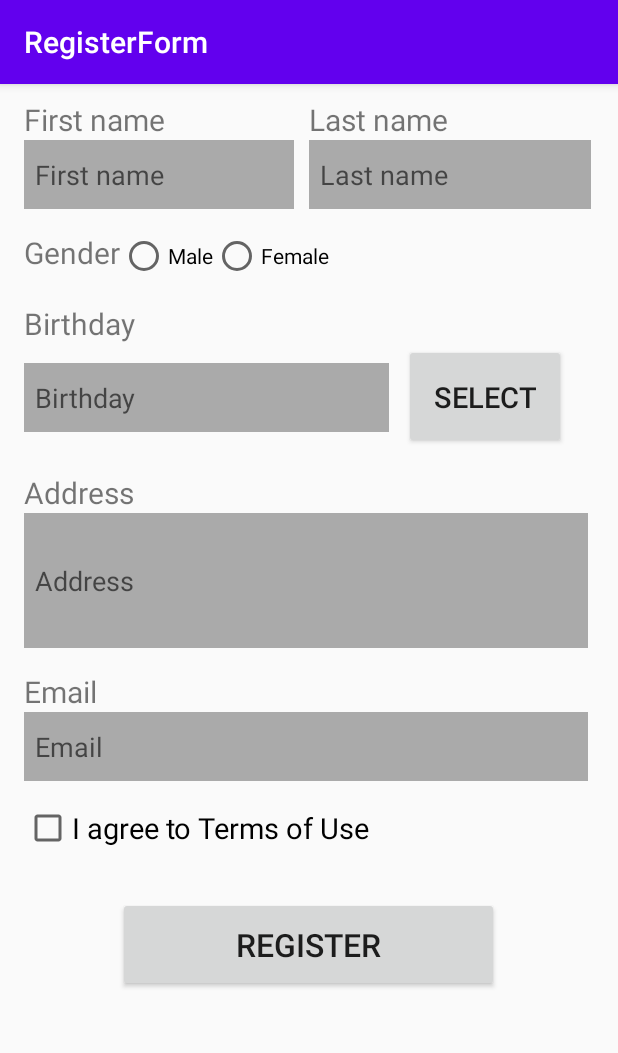
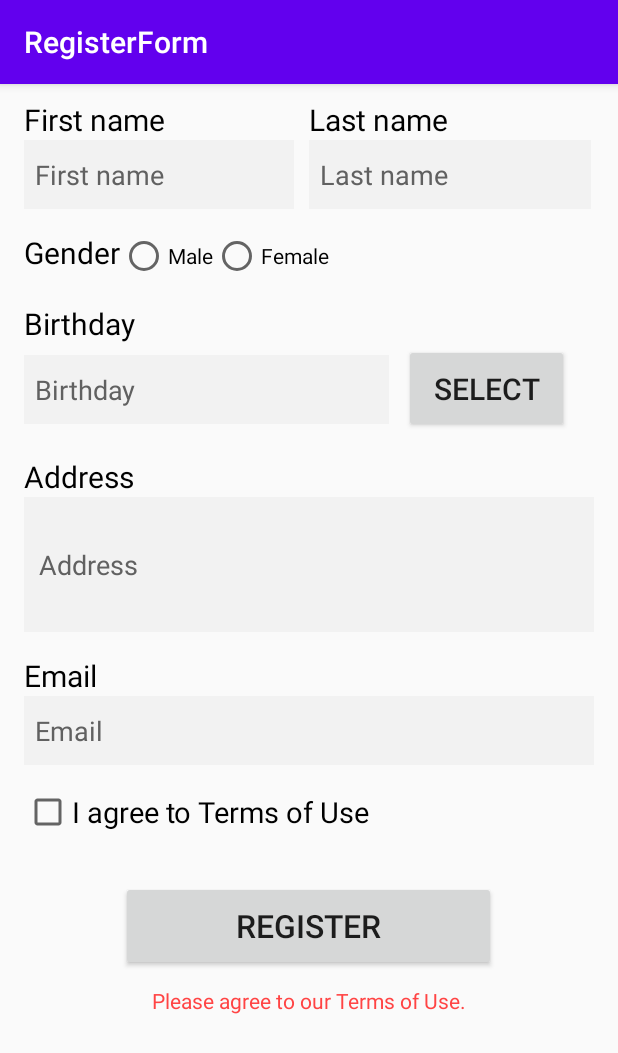
Before and after one commit to QuizGOD/Form, an Android app: the screen it shows after launch (MainActivity), after a tap on "REGISTER", on a phone screen of 412 x 824 dp. Shown: the top 1053 px of the screen. Run offline under Robolectric (Android 15) with nearby library versions, the phone set to English and light mode, and no system bars.

Commit message:
Add function to Register Button and Fix color and size !

```diff
--- a/app/src/main/java/com/example/registerform/MainActivity.java
+++ b/app/src/main/java/com/example/registerform/MainActivity.java
@@ -3,6 +3,7 @@ package com.example.registerform;
 import androidx.appcompat.app.AppCompatActivity;
 
 import android.app.DatePickerDialog;
+import android.graphics.Color;
 import android.os.Bundle;
 import android.view.View;
 import android.view.ViewGroup;
@@ -10,6 +11,7 @@ import android.widget.Button;
 import android.widget.CheckBox;
 import android.widget.DatePicker;
 import android.widget.EditText;
+import android.widget.RadioButton;
 import android.widget.RadioGroup;
 import android.widget.TextView;
 
@@ -23,11 +25,22 @@ public class MainActivity extends AppCompatActivity implements View.OnClickListe
 
     Button bBirthday_select, bRegister;
 
-    RadioGroup radio_group_gender;
+    RadioGroup radGroup_gender;
 
     CheckBox checkBox;
 
     TextView tView_register_status;
+
+    RadioButton radButton_male, radButton_female;
+    EditText[] eText_list;
+
+    String respondStr;
+
+    final Calendar cldr = Calendar.getInstance();
+
+    int day = cldr.get(Calendar.DAY_OF_MONTH);
+    int month = cldr.get(Calendar.MONTH);
+    int year = cldr.get(Calendar.YEAR);
 
     @Override
     protected void onCreate(Bundle savedInstanceState)
@@ -41,13 +54,24 @@ public class MainActivity extends AppCompatActivity implements View.OnClickListe
         eText_address = findViewById(R.id.address);
         eText_email = findViewById(R.id.email);
 
+        eText_list = new EditText[]{
+                eText_first_name,
+                eText_last_name,
+                eText_birthday,
+                eText_address,
+                eText_email
+        };
+
+
         bBirthday_select = findViewById(R.id.birthday_select);
         bBirthday_select.setOnClickListener(this);
 
         bRegister = findViewById(R.id.register);
         bRegister.setOnClickListener(this);
 
-        radio_group_gender = findViewById(R.id.radio_group_gender);
+        radGroup_gender = findViewById(R.id.radio_group_gender);
+        radButton_female = findViewById(R.id.radio_btn_female);
+        radButton_male = findViewById(R.id.radio_btn_male);
 
         checkBox = findViewById(R.id.checkbox);
 
@@ -57,37 +81,45 @@ public class MainActivity extends AppCompatActivity implements View.OnClickListe
     @Override
     public void onClick(View view)
     {
-        final Calendar cldr = Calendar.getInstance();
-        int day = cldr.get(Calendar.DAY_OF_MONTH);
-        int month = cldr.get(Calendar.MONTH);
-        int year = cldr.get(Calendar.YEAR);
-        System.out.println(view.getId());
         switch (view.getId())
         {
             case R.id.register:
-                ArrayList<String> unfilled_EditText_list = new ArrayList<>();
+                String respond = "Missing: ";
+                String field_value;
 
-//                Get all EditText in current layout
-                ViewGroup container = (ViewGroup) findViewById(R.id.container);
-
-                for (int i = 0; i < container.getChildCount(); i++)
+                if (!checkBox.isChecked())
                 {
-                    View child_view = container.getChildAt(i);
-
-//                    Filter out all EditText type
-                    if (child_view instanceof EditText)
+                    respond = "Please agree to our Terms of Use.";
+                }
+                else if (radGroup_gender.getCheckedRadioButtonId() == -1)
+                {
+                    respond = "Please select your gender.";
+                }
+                else
+                {
+                    for (EditText current_EditText : eText_list)
                     {
-                        unfilled_EditText_list.add((String) ((EditText) child_view).getHint());
+                        field_value = current_EditText.getText().toString();
+                        if (field_value.isEmpty())
+                        {
+                            respond += String.format("%s, ", current_EditText.getHint());
+                        }
+                    }
+//                    Remove the last comma + space
+                    if ((respond != null) && (respond.length() > 0))
+                    {
+                        respond = respond.substring(0, respond.length() - 2);
                     }
                 }
-//                Check if there is any unfilled EditText
-                if (!unfilled_EditText_list.isEmpty())
+
+                if (respond.equals("Missing"))
                 {
-                    String missing_fields = Arrays.toString(unfilled_EditText_list.toArray());
-                    tView_register_status.setText(
-                            String.format("Missing fields: %s", missing_fields)
-                    );
+                    tView_register_status.setTextColor(Color.parseColor("#0abab5"));
+                    tView_register_status.setTextSize(20);
+                    respond = "Successfully register!";
                 }
+
+                tView_register_status.setText(respond);
                 break;
 
             case R.id.birthday_select:
@@ -95,7 +127,8 @@ public class MainActivity extends AppCompatActivity implements View.OnClickListe
                 DatePickerDialog datePicker = new DatePickerDialog(MainActivity.this,
                         new DatePickerDialog.OnDateSetListener() {
                             @Override
-                            public void onDateSet(DatePicker view, int year, int monthOfYear, int dayOfMonth) {
+                            public void onDateSet(DatePicker view, int year, int monthOfYear, int dayOfMonth)
+                            {
                                 eText_birthday.setText(dayOfMonth + "/" + (monthOfYear + 1) + "/" + year);
                             }
                         }, year, month, day);
--- a/app/src/main/res/layout/activity_main.xml
+++ b/app/src/main/res/layout/activity_main.xml
@@ -25,6 +25,7 @@
                 android:layout_width="wrap_content"
                 android:layout_height="wrap_content"
                 android:text="@string/first_name"
+                android:textColor="@android:color/black"
                 android:textSize="20sp"
                 />
 
@@ -34,13 +35,13 @@
                 android:layout_height="46dp"
                 android:layout_marginEnd="10dp"
                 android:layout_marginRight="10dp"
-                android:background="@android:color/darker_gray"
+                android:background="@color/antiflashwhite"
                 android:hint="@string/first_name"
+                android:textColorHint="@color/granitegrey"
                 android:importantForAutofill="no"
                 android:inputType="text"
                 android:padding="7dp"
-                android:text=""
-                />
+                android:text="" />
         </LinearLayout>
 
         <LinearLayout
@@ -53,15 +54,16 @@
                 android:layout_width="wrap_content"
                 android:layout_height="wrap_content"
                 android:text="@string/last_name"
+                android:textColor="@android:color/black"
                 android:textSize="20sp"
                 />
 
             <EditText
                 android:id="@+id/last_name"
                 android:layout_width="188dp"
-
                 android:layout_height="46dp"
-                android:background="@android:color/darker_gray"
+                android:textColorHint="@color/granitegrey"
+                android:background="@color/antiflashwhite"
                 android:hint="@string/last_name"
                 android:importantForAutofill="no"
                 android:inputType="text"
@@ -82,8 +84,8 @@
             android:layout_width="wrap_content"
             android:layout_height="wrap_content"
             android:text="@string/gender"
-            android:textSize="20sp"
-            />
+            android:textColor="@android:color/black"
+            android:textSize="20sp" />
 
         <RadioGroup
             android:id="@+id/radio_group_gender"
@@ -96,10 +98,9 @@
             <RadioButton
                 android:id="@+id/radio_btn_male"
                 android:layout_width="wrap_content"
-                android:layout_height="wrap_content"
+                android:layout_height="match_parent"
                 android:checked="false"
-                android:text="@string/male"
-                />
+                android:text="@string/male" />
 
             <RadioButton
                 android:id="@+id/radio_btn_female"
@@ -121,6 +122,7 @@
             android:layout_width="wrap_content"
             android:layout_height="wrap_content"
             android:text="@string/birthday"
+            android:textColor="@android:color/black"
             android:textSize="20sp"
             />
 
@@ -136,7 +138,8 @@
                 android:layout_height="46dp"
                 android:layout_marginEnd="10dp"
                 android:layout_marginRight="10dp"
-                android:background="@android:color/darker_gray"
+                android:textColorHint="@color/granitegrey"
+                android:background="@color/antiflashwhite"
                 android:hint="@string/birthday"
                 android:importantForAutofill="no"
                 android:inputType="date"
@@ -146,12 +149,10 @@
 
             <Button
                 android:id="@+id/birthday_select"
-                android:layout_width="108dp"
-                android:layout_height="70dp"
+                android:layout_width="110dp"
+                android:layout_height="59dp"
                 android:text="@string/select"
-                android:textSize="19sp"
-                android:onClick="setDate"
-                />
+                android:textSize="20sp" />
         </LinearLayout>
 
     </LinearLayout>
@@ -166,21 +167,22 @@
         <TextView
             android:layout_width="wrap_content"
             android:layout_height="wrap_content"
+            android:textColor="@android:color/black"
             android:text="@string/address"
             android:textSize="20sp"
             />
 
         <EditText
             android:id="@+id/address"
-            android:layout_width="376dp"
+            android:layout_width="380dp"
             android:layout_height="90dp"
-            android:background="@android:color/darker_gray"
+            android:background="@color/antiflashwhite"
             android:hint="@string/address"
+            android:textColorHint="@color/granitegrey"
             android:importantForAutofill="no"
             android:inputType="text"
-            android:padding="7dp"
-            android:text=""
-            />
+            android:padding="10dp"
+            android:text="" />
     </LinearLayout>
 
     <LinearLayout
@@ -194,20 +196,21 @@
             android:layout_width="wrap_content"
             android:layout_height="wrap_content"
             android:text="@string/email"
+            android:textColor="@android:color/black"
             android:textSize="20sp"
             />
 
         <EditText
             android:id="@+id/email"
-            android:layout_width="376dp"
+            android:layout_width="380dp"
             android:layout_height="46dp"
-            android:background="@android:color/darker_gray"
+            android:background="@color/antiflashwhite"
             android:hint="@string/email"
             android:importantForAutofill="no"
             android:inputType="textEmailAddress"
+            android:textColorHint="@color/granitegrey"
             android:padding="7dp"
-            android:text=""
-            />
+            android:text="" />
     </LinearLayout>
 
     <CheckBox
@@ -225,23 +228,22 @@
         android:layout_width="match_parent"
         android:layout_height="match_parent"
         android:gravity="center"
-        android:orientation="vertical"
-        >
+        android:orientation="vertical">
 
         <Button
             android:id="@+id/register"
-            android:layout_width="254dp"
-            android:layout_height="63dp"
+            android:layout_width="250dp"
+            android:layout_height="60dp"
             android:layout_marginTop="30dp"
             android:text="@string/register"
-            android:textSize="21sp"
-            />
+            android:textSize="21sp" />
 
         <TextView
             android:id="@+id/register_status"
+            android:layout_margin="15px"
+            android:textColor="@android:color/holo_red_light"
             android:layout_width="wrap_content"
-            android:layout_height="wrap_content"
-            />
+            android:layout_height="wrap_content" />
     </LinearLayout>
 
 
--- a/app/src/main/res/values/colors.xml
+++ b/app/src/main/res/values/colors.xml
@@ -3,4 +3,9 @@
     <color name="colorPrimary">#6200EE</color>
     <color name="colorPrimaryDark">#3700B3</color>
     <color name="colorAccent">#03DAC5</color>
+    <color name="antiflashwhite">#f2f2f2</color>
+    <color name="tiffany">#0abab5</color>
+    <color name="taubegray">#888888</color>
+    <color name="granitegrey">#616161</color>
+
 </resources>
```
